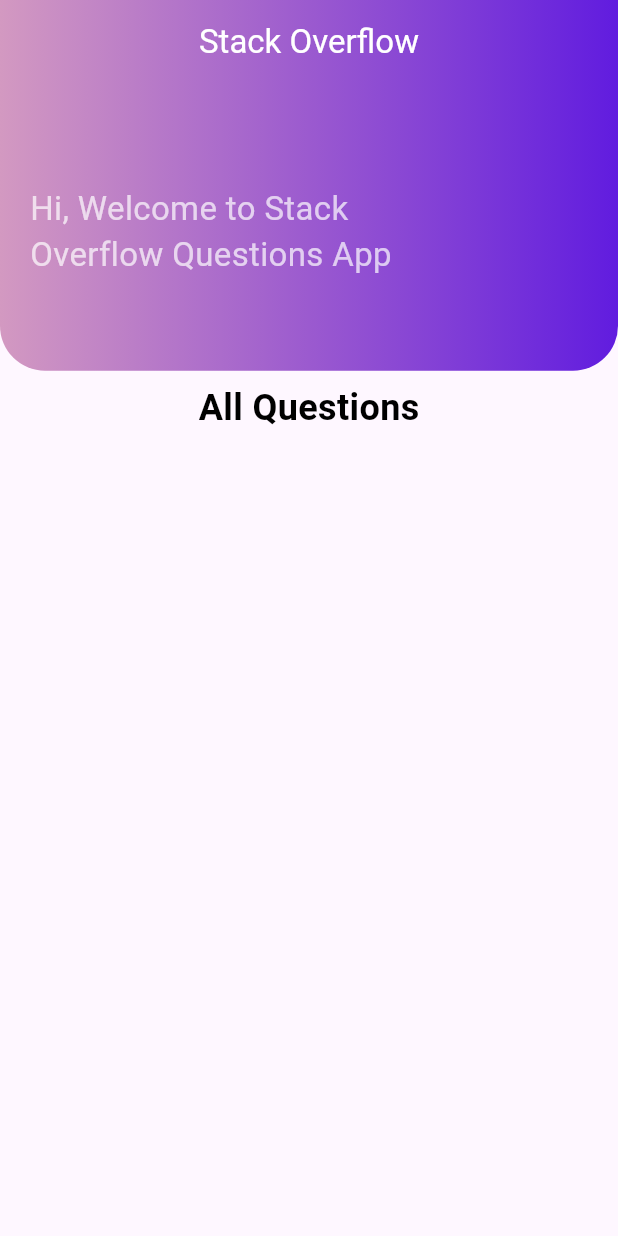
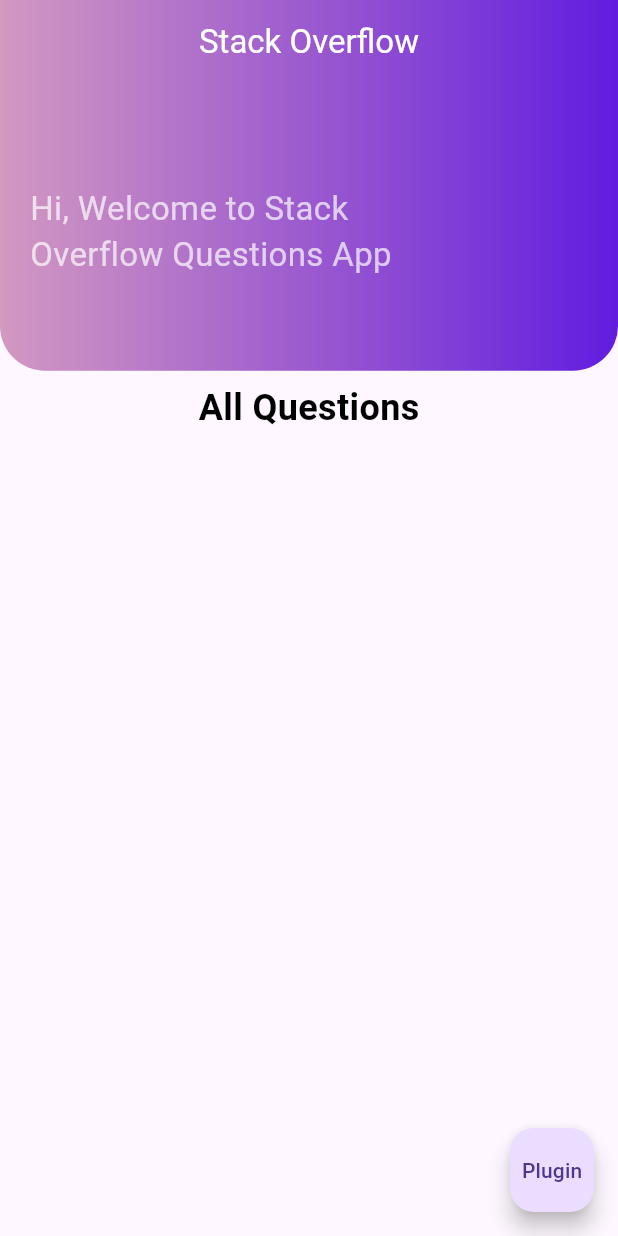
Before and after one commit to husseinmrba/questions_app_flutter, a Flutter app: the screen it shows after launch, on a phone screen of 412 x 824 dp. Run offline on Flutter 3.47's test engine with Material 3 defaults, Android fonts, the phone set to English and light mode, and no system bars; our stand-ins replace bloc, connectivity_plus, flutter_bloc, flutter_spinkit, sqflite; missing offline and left inert: show_toast_when_fetch_data_api; accounts and stored records are empty; network calls fail.

Commit message:
add floating a ction button to trigger plugin

```diff
--- a/lib/views/questions_view.dart
+++ b/lib/views/questions_view.dart
@@ -1,14 +1,15 @@
 import 'package:flutter/material.dart';
 import 'package:questions_app/widgets/custom_app_bar.dart';
 import 'package:questions_app/widgets/questions_view_body.dart';
+import 'package:show_toast_when_fetch_data_api/show_toast_when_fetch_data_api_method_channel.dart';
 
 class QuestionsView extends StatelessWidget {
   const QuestionsView({super.key});
   static String id = 'QuestionsView';
   @override
   Widget build(BuildContext context) {
-    return const  Scaffold(
-        body: Column(
+    return Scaffold(
+      body: const Column(
         children: [
           CustomAppBar(),
           Padding(
@@ -24,6 +25,13 @@ class QuestionsView extends StatelessWidget {
           ),
           QuestionsViewBody(),
         ],
-    ));
+      ),
+      floatingActionButton: FloatingActionButton(
+        onPressed: () async {
+          await MethodChannelShowToastWhenFetchDataApi().getDataApi();
+        },
+        child: const Text('Plugin'),
+      ),
+    );
   }
 }
--- a/pubspec.yaml
+++ b/pubspec.yaml
@@ -10,6 +10,9 @@ dependencies:
   connectivity_plus: ^6.0.3
   flutter:
     sdk: flutter
+  show_toast_when_fetch_data_api:
+    git:
+      url: https://github.com/husseinmrba/flutter_plugin_toast.git
   flutter_bloc: ^8.1.5
   flutter_spinkit: ^5.2.1
   http: ^1.2.1
```
Also changed, not shown: pubspec.lock. Lines whose indentation alone changed are shown as unchanged.
